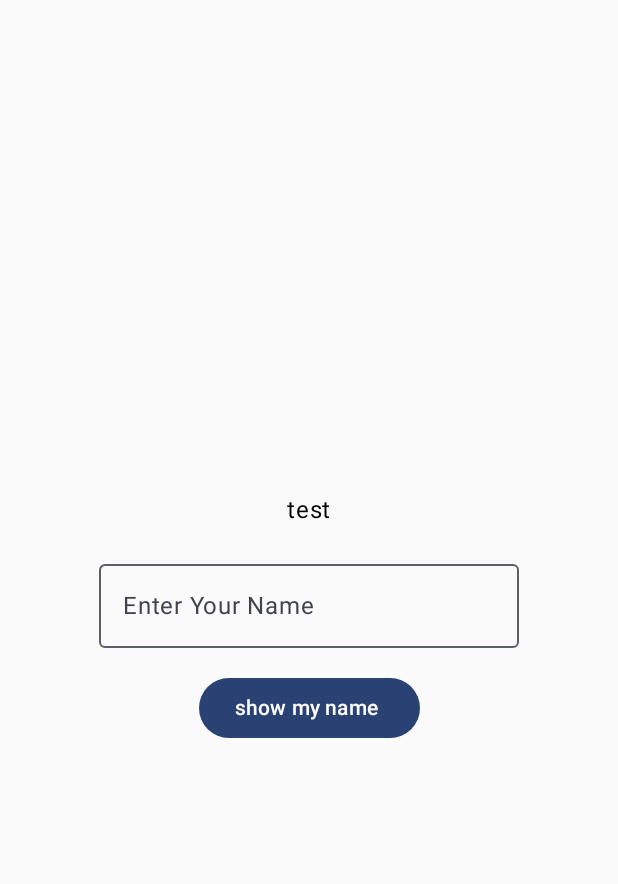
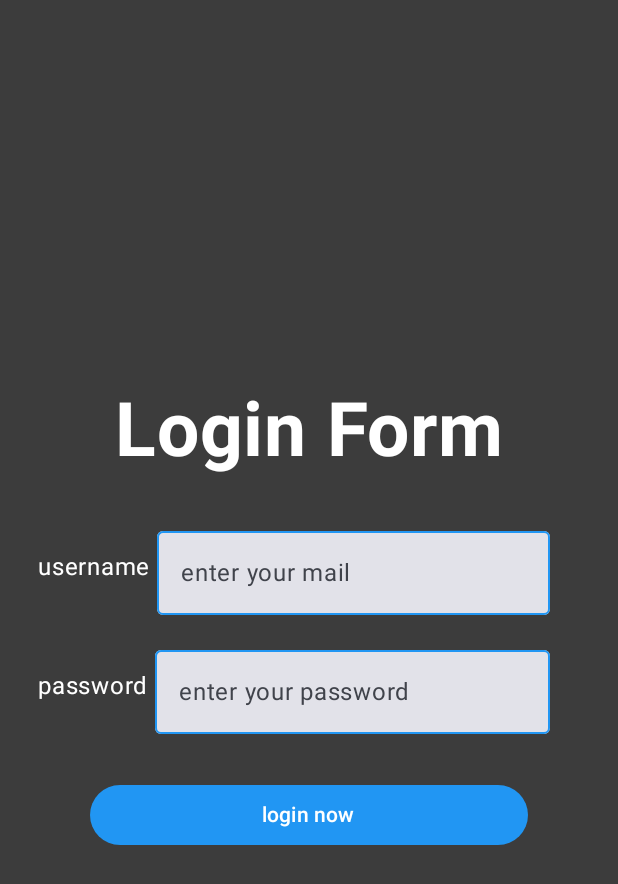
Before and after one commit to ahmed-faroukk/ITI-Project, an Android app built with Jetpack Compose: the screen it shows after launch (MainActivity), on a phone screen of 412 x 824 dp. Shown: the top 884 px of the screen. Run offline under Robolectric (Android 15) with nearby library versions, the phone set to English and light mode, and no system bars.

Commit message:
task-2 design login screen with arabic and rotation support

```diff
--- a/app/src/main/java/com/farouk/iti_project/MainActivity.kt
+++ b/app/src/main/java/com/farouk/iti_project/MainActivity.kt
@@ -15,6 +15,7 @@ import androidx.compose.ui.Alignment
 import androidx.compose.ui.Modifier
 import androidx.compose.ui.graphics.Color
 import androidx.compose.ui.tooling.preview.Preview
+import com.farouk.iti_project.presentation.auth.AuthScreen
 import com.farouk.iti_project.presentation.home.HomeScreen
 import com.farouk.iti_project.ui.theme.ITIProjectTheme
 
@@ -24,7 +25,7 @@ class MainActivity : ComponentActivity() {
         setContent {
             ITIProjectTheme {
                 Column(Modifier.fillMaxSize()) {
-                    HomeScreen()
+                    AuthScreen()
                 }
             }
         }
--- /dev/null
+++ b/app/src/main/java/com/farouk/iti_project/presentation/auth/AuthScreen.kt
@@ -0,0 +1,79 @@
+package com.farouk.iti_project.presentation.auth
+
+import androidx.compose.foundation.background
+import androidx.compose.foundation.layout.Arrangement
+import androidx.compose.foundation.layout.Column
+import androidx.compose.foundation.layout.Row
+import androidx.compose.foundation.layout.Spacer
+import androidx.compose.foundation.layout.fillMaxSize
+import androidx.compose.foundation.layout.fillMaxWidth
+import androidx.compose.foundation.layout.height
+import androidx.compose.foundation.layout.padding
+import androidx.compose.foundation.layout.wrapContentSize
+import androidx.compose.material3.Button
+import androidx.compose.material3.ButtonDefaults
+import androidx.compose.material3.Text
+import androidx.compose.runtime.Composable
+import androidx.compose.runtime.getValue
+import androidx.compose.runtime.mutableStateOf
+import androidx.compose.runtime.remember
+import androidx.compose.runtime.setValue
+import androidx.compose.ui.Alignment
+import androidx.compose.ui.Modifier
+import androidx.compose.ui.graphics.Color
+import androidx.compose.ui.res.stringResource
+import androidx.compose.ui.text.TextStyle
+import androidx.compose.ui.text.font.FontWeight
+import androidx.compose.ui.unit.dp
+import androidx.compose.ui.unit.sp
+import com.farouk.iti_project.R
+import com.farouk.iti_project.presentation.components.OutLineTextFieldMail
+import com.farouk.iti_project.presentation.components.OutLineTextFieldPass
+
+@Composable
+fun AuthScreen() {
+    var mail by remember { mutableStateOf("Click a button") }
+    var mailAfterClick by remember { mutableStateOf("Click a button") }
+    val gray = Color(0xFF3C3C3C)
+    val blue = Color(0xFF2196F3)
+
+    Column(
+        modifier = Modifier
+            .fillMaxSize()
+            .background(gray),
+        horizontalAlignment = Alignment.CenterHorizontally,
+        verticalArrangement = Arrangement.Center
+    ) {
+
+        Text(text = stringResource(R.string.login_form), color = Color.White , fontWeight = FontWeight.Bold , fontSize = 50.sp)
+        Spacer(modifier = Modifier.height(30.dp))
+        Row(verticalAlignment = Alignment.CenterVertically, modifier = Modifier.padding(start = 25.dp ,end = 45.dp)) {
+            Text(text = stringResource(R.string.username), color = Color.White , )
+            OutLineTextFieldMail(onNameChange = { newName ->
+                mail = newName
+            }, txt = stringResource(R.string.enter_your_mail))
+        }
+        Spacer(modifier = Modifier.height(15.dp))
+        Row(verticalAlignment = Alignment.CenterVertically , modifier = Modifier.padding(start = 25.dp ,end = 45.dp)) {
+            Text(text = stringResource(R.string.password), color = Color.White)
+            OutLineTextFieldPass(onNameChange = { newName ->
+                mail = newName
+            }, txt = stringResource(R.string.enter_your_password))
+        }
+        Spacer(modifier = Modifier.height(30.dp))
+        Button(onClick = {
+            /*TODO*/
+
+        }, colors = ButtonDefaults.buttonColors(blue),
+            modifier = Modifier
+                .padding(start = 60.dp, end = 60.dp)
+                .wrapContentSize(align = Alignment.Center)
+                .fillMaxWidth()
+                ) {
+            Text(text = stringResource(R.string.login_now), color = Color.White)
+
+        }
+
+    }
+
+}
--- /dev/null
+++ b/app/src/main/java/com/farouk/iti_project/presentation/components/AppComponents.kt
@@ -0,0 +1,77 @@
+package com.farouk.iti_project.presentation.components
+
+import androidx.compose.foundation.background
+import androidx.compose.foundation.shape.RoundedCornerShape
+import androidx.compose.foundation.text.KeyboardOptions
+import androidx.compose.material3.Button
+import androidx.compose.material3.ExperimentalMaterial3Api
+import androidx.compose.material3.OutlinedTextField
+import androidx.compose.material3.Text
+import androidx.compose.material3.TextField
+import androidx.compose.material3.TextFieldDefaults
+import androidx.compose.runtime.Composable
+import androidx.compose.runtime.getValue
+import androidx.compose.runtime.mutableStateOf
+import androidx.compose.runtime.remember
+import androidx.compose.runtime.setValue
+import androidx.compose.ui.Modifier
+import androidx.compose.ui.graphics.Color
+import androidx.compose.ui.text.input.KeyboardType
+import androidx.compose.ui.text.input.PasswordVisualTransformation
+import androidx.compose.ui.text.input.TextFieldValue
+import androidx.compose.ui.text.input.VisualTransformation
+import androidx.compose.ui.unit.dp
+
+val orange = Color(0xFFCF5827)
+val gray = Color(0xFFE7E7E7)
+val blue = Color(0xFF2196F3)
+
+
+@OptIn(ExperimentalMaterial3Api::class)
+@Composable
+fun OutLineTextFieldMail(onNameChange: (String) -> Unit, txt: String) {
+    var text by remember { mutableStateOf(TextFieldValue("")) }
+    OutlinedTextField(
+        value = text,
+        label = { Text(text = txt) },
+        onValueChange = {
+            text = it
+            onNameChange(it.text)
+        }, colors = TextFieldDefaults.textFieldColors(
+            textColor = Color.Black, // Set the desired text color
+            focusedIndicatorColor = Color.White,
+            unfocusedIndicatorColor = blue,
+            focusedLabelColor = blue
+        )
+    )
+}
+
+
+@OptIn(ExperimentalMaterial3Api::class)
+@Composable
+fun OutLineTextFieldPass(onNameChange: (String) -> Unit, txt: String) {
+    var text by remember { mutableStateOf(TextFieldValue("")) }
+    OutlinedTextField(
+        value = text,
+        label = { Text(text = txt) },
+        onValueChange = {
+            text = it
+            onNameChange(it.text)
+        },
+        colors = TextFieldDefaults.textFieldColors(
+            focusedIndicatorColor = Color.White,
+            unfocusedIndicatorColor = blue,
+            focusedLabelColor = blue
+        ),
+        keyboardOptions = KeyboardOptions(keyboardType = KeyboardType.Password),
+        visualTransformation = PasswordVisualTransformation()
+    )
+}
+
+
+@Composable
+fun Btn(onClick: () -> Unit, txt: String) {
+    Button(onClick = onClick) {
+        Text(text = txt)
+    }
+}
--- a/app/src/main/java/com/farouk/iti_project/presentation/home/HomeScreen.kt
+++ b/app/src/main/java/com/farouk/iti_project/presentation/home/HomeScreen.kt
@@ -24,6 +24,8 @@ import androidx.compose.ui.Alignment
 import androidx.compose.ui.Modifier
 import androidx.compose.ui.text.input.TextFieldValue
 import androidx.compose.ui.unit.dp
+import com.farouk.iti_project.presentation.components.Btn
+import com.farouk.iti_project.presentation.components.OutLineTextFieldMail
 
 @Composable
 fun HomeScreen() {
@@ -37,35 +39,11 @@ fun HomeScreen() {
     ) {
         Text(text = text1)
         Spacer(modifier = Modifier.height(16.dp))
-        OutLineTextFieldSample(onNameChange = { newName ->
+        OutLineTextFieldMail(onNameChange = { newName ->
             text = newName
-        })
+        }, txt = "Enter Your Name")
         Spacer(modifier = Modifier.height(16.dp))
-        Btn {
-            text1 = text
-        }
-
+        Btn(onClick = { text1 = text }, txt = "show my name")
 
     }
 }
-
-@OptIn(ExperimentalMaterial3Api::class)
-@Composable
-fun OutLineTextFieldSample(onNameChange: (String) -> Unit) {
-    var text by remember { mutableStateOf(TextFieldValue("")) }
-    OutlinedTextField(
-        value = text,
-        label = { Text(text = "Enter Your Name") },
-        onValueChange = {
-            text = it
-            onNameChange(it.text)
-        }
-    )
-}
-
-@Composable
-fun Btn(onClick: () -> Unit) {
-    Button(onClick = onClick) {
-        Text(text = "show my name ")
-    }
-}
--- /dev/null
+++ b/app/src/main/res/values-ar-ldrtl/strings-ar.xml
@@ -0,0 +1,10 @@
+<?xml version="1.0" encoding="utf-8"?>
+<resources>
+    <string name="app_name">مشروع ITI</string>
+    <string name="login_form">تسجيل الدخول</string>
+    <string name="username">اسم المستخدم</string>
+    <string name="enter_your_mail">أدخل بريدك الإلكتروني</string>
+    <string name="password">كلمة المرور</string>
+    <string name="enter_your_password">أدخل كلمة المرور الخاصة بك</string>
+    <string name="login_now">تسجيل الدخول الآن</string>
+</resources>
--- a/app/src/main/res/values/strings.xml
+++ b/app/src/main/res/values/strings.xml
@@ -1,3 +1,9 @@
 <resources>
     <string name="app_name">ITI-Project</string>
+    <string name="login_form">Login Form</string>
+    <string name="username">"username "</string>
+    <string name="enter_your_mail">enter your mail</string>
+    <string name="password">"password "</string>
+    <string name="enter_your_password">enter your password</string>
+    <string name="login_now">login now</string>
 </resources>
```
